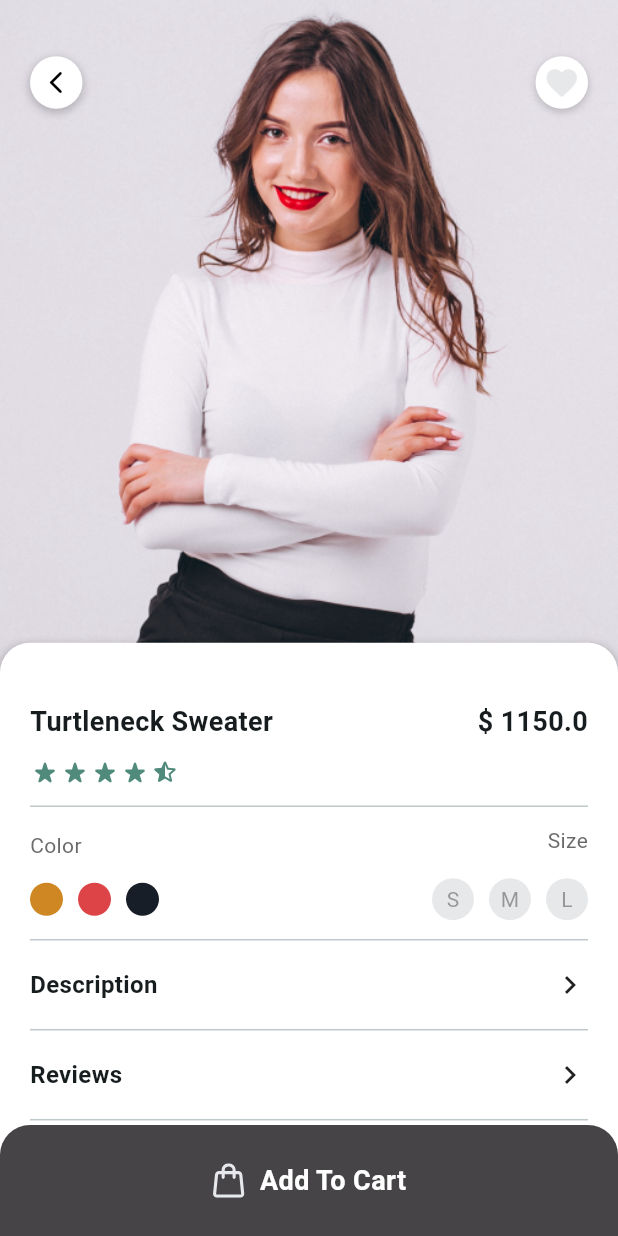
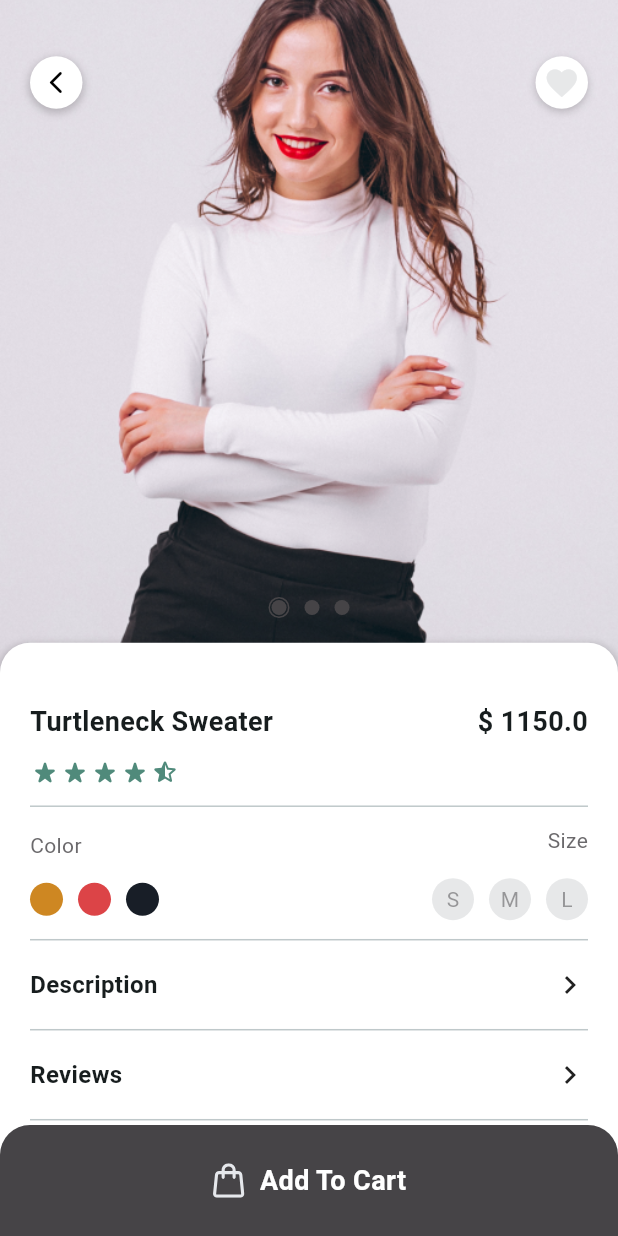
Before and after one commit to hupptechnologies/flutter-shopping-store, a Flutter app: the ProductDetailView screen opened directly with empty values, on a phone screen of 412 x 824 dp. Run offline on Flutter 3.47's test engine with Material 3 defaults, Android fonts, the phone set to English and light mode, and no system bars; drawn by our look-alikes of carousel_slider, custom_rating_bar; our stand-ins replace cookie_jar, dio, dio_cookie_manager, flutter_svg, get, searchfield.

Commit message:
added a slider image to the product details screen

```diff
--- a/lib/screens/product/controller/product_detail_controller.dart
+++ b/lib/screens/product/controller/product_detail_controller.dart
@@ -1,9 +1,24 @@
+import 'package:carousel_slider/carousel_slider.dart';
+import 'package:e_commerce/common/constant/image_constant.dart';
 import 'package:e_commerce/data/product/product.dart';
 import 'package:e_commerce/dummydata/dummy_data.dart';
+import 'package:flutter/material.dart';
 import 'package:get/get.dart';
 
 class ProductDetailController extends GetxController {
+  late DraggableScrollableController draggableScrollableController;
+  late RxDouble size = (Get.height * 0.50).obs;
+
+  late RxInt currentImage = 0.obs;
+  final CarouselSliderController carouselController =
+      CarouselSliderController();
+
   late Rx<ProductDto> productDetail;
+  late RxList<String> images = [
+    ImageConstant.category1,
+    ImageConstant.category2,
+    ImageConstant.category3
+  ].obs;
   late RxList<ProductDto> similarProducts;
   late RxList<String> colors;
   late RxList<Map<String, dynamic>> sizes = DummyData.sizes.obs;
@@ -16,6 +31,13 @@ class ProductDetailController extends GetxController {
   @override
   void onInit() {
     super.onInit();
+    draggableScrollableController = DraggableScrollableController();
+
+    draggableScrollableController.addListener(() {
+      final getSize = draggableScrollableController.size + 0.02;
+      size.value = (Get.height * getSize);
+    });
+
     final id = Get.arguments['id'];
     final int parsedId = id is int ? id : int.parse(id.toString());
     productDetail = Rx<ProductDto>(findByIdProduct(parsedId));
@@ -24,6 +46,10 @@ class ProductDetailController extends GetxController {
   void toggleFavorite() {
     productDetail.value.isFavorite = !prodcut.isFavorite;
     productDetail.refresh();
+  }
+
+  void changeImage(int index) {
+    currentImage.value = index;
   }
 
   void toggleColor(int index) {
--- a/lib/screens/product/view/product_detail_view.dart
+++ b/lib/screens/product/view/product_detail_view.dart
@@ -1,3 +1,4 @@
+import 'package:carousel_slider/carousel_slider.dart';
 import 'package:e_commerce/common/constant/app_colors.dart';
 import 'package:e_commerce/common/constant/image_constant.dart';
 import 'package:e_commerce/common/constant/margin_padding.dart';
@@ -28,10 +29,76 @@ class ProductDetailView extends GetView<ProductDetailController> {
             width: double.infinity,
             color: Colors.white,
             child: Obx(
-              () => Image.asset(controller.prodcut.image),
+              () => CarouselSlider(
+                items: controller.images.map((image) {
+                  return Builder(
+                    builder: (BuildContext context) {
+                      return Image.asset(
+                        image,
+                        fit: BoxFit.cover,
+                        width: double.infinity,
+                      );
+                    },
+                  );
+                }).toList(),
+                carouselController: controller.carouselController,
+                options: CarouselOptions(
+                  height: MediaQuery.of(context).size.height * 0.6,
+                  viewportFraction: 1.0,
+                  initialPage: controller.currentImage.value,
+                  autoPlay: false,
+                  enlargeCenterPage: true,
+                  enableInfiniteScroll: false,
+                  onPageChanged: (index, reason) {
+                    controller.changeImage(index);
+                  },
+                ),
+              ),
             ),
           ),
           backButtonAndFavorite(),
+          Obx(
+            () => Positioned(
+              bottom: controller.size.value,
+              left: 0,
+              right: 0,
+              child: Row(
+                mainAxisAlignment: MainAxisAlignment.center,
+                children: List.generate(controller.images.length, (index) {
+                  final isSelected = index == controller.currentImage.value;
+                  return Padding(
+                    padding: const EdgeInsets.symmetric(horizontal: 5),
+                    child: GestureDetector(
+                      onTap: () => controller.carouselController.animateToPage(
+                        index,
+                        duration: const Duration(milliseconds: 500),
+                        curve: Curves.easeInOut,
+                      ),
+                      child: Container(
+                        padding: isSelected
+                            ? const EdgeInsets.all(1)
+                            : EdgeInsets.zero,
+                        decoration: BoxDecoration(
+                          shape: BoxShape.circle,
+                          border: isSelected
+                              ? Border.all(color: AppColors.darkGray, width: 1)
+                              : null,
+                        ),
+                        child: Container(
+                          width: 10,
+                          height: 10,
+                          decoration: const BoxDecoration(
+                            shape: BoxShape.circle,
+                            color: AppColors.darkGray,
+                          ),
+                        ),
+                      ),
+                    ),
+                  );
+                }).toList(),
+              ),
+            ),
+          ),
           scrollableSheet()
         ],
       ),
@@ -63,8 +130,9 @@ class ProductDetailView extends GetView<ProductDetailController> {
 
   Widget scrollableSheet() {
     return DraggableScrollableSheet(
+      controller: controller.draggableScrollableController,
       initialChildSize: 0.48,
-        maxChildSize: 0.65,
+      maxChildSize: 0.6,
       minChildSize: 0.48,
       builder: (context, scrollController) {
         return Container(
@@ -148,7 +216,8 @@ class ProductDetailView extends GetView<ProductDetailController> {
             ],
           ),
         );
-        });
+      },
+    );
   }
 
   Widget titleOrPriceWidget() {
```
Lines whose indentation alone changed are shown as unchanged.
